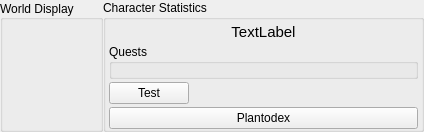
This is src/GameState.ui in LaceyGSC/CPlusPlus-QT-CS3503-EducationalApp as Qt 5 draws it before an edit. The edited form follows.
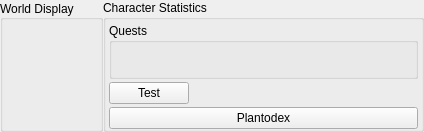
This is the edited form.

Commit message: Level & Quest & Reward done

Diff of the .ui file:
```diff
--- a/src/GameState.ui
+++ b/src/GameState.ui
@@ -9,7 +9,7 @@
    <rect>
     <x>0</x>
     <y>0</y>
-    <width>328</width>
+    <width>417</width>
     <height>132</height>
    </rect>
   </property>
@@ -124,22 +124,13 @@
          </widget>
         </item>
         <item row="1" column="1">
-         <widget class="QLabel" name="levelLabel">
-          <property name="font">
-           <font>
-            <pointsize>11</pointsize>
-           </font>
-          </property>
-          <property name="text">
-           <string>TextLabel</string>
-          </property>
-          <property name="alignment">
-           <set>Qt::AlignCenter</set>
-          </property>
-         </widget>
-        </item>
-        <item row="2" column="1">
          <widget class="QGroupBox" name="levelContainer">
+          <property name="sizePolicy">
+           <sizepolicy hsizetype="Maximum" vsizetype="Expanding">
+            <horstretch>0</horstretch>
+            <verstretch>0</verstretch>
+           </sizepolicy>
+          </property>
           <property name="minimumSize">
            <size>
             <width>309</width>
```
Left out of the diff: 4 changed lines with no effect on the pictures. The commit also changes 18 other files.
